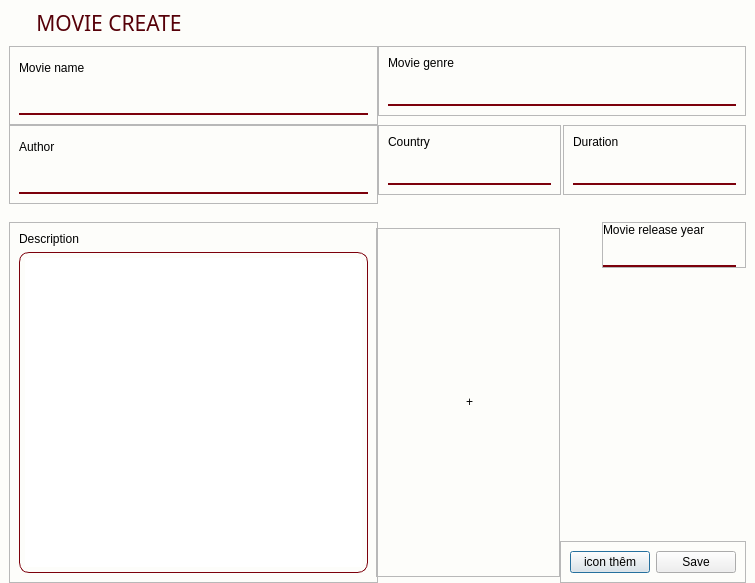
Qt form ui/admin/MovieCreate.ui (nhuanh1070/FinalProject) before a commit.
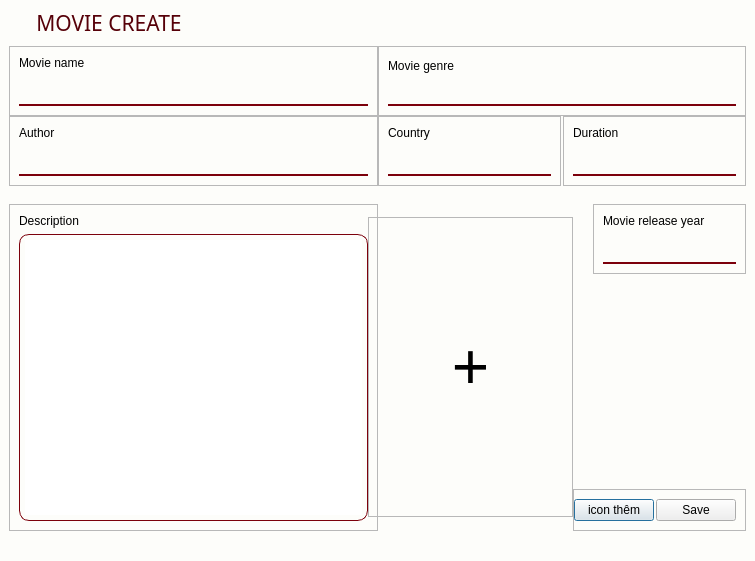
The same form after that commit.

Patch:
```diff
--- a/ui/admin/MovieCreate.ui
+++ b/ui/admin/MovieCreate.ui
@@ -7,7 +7,7 @@
     <x>0</x>
     <y>0</y>
     <width>755</width>
-    <height>583</height>
+    <height>561</height>
    </rect>
   </property>
   <property name="minimumSize">
@@ -252,6 +252,9 @@
                <enum>QFrame::Raised</enum>
               </property>
               <layout class="QVBoxLayout" name="verticalLayout_4">
+               <property name="spacing">
+                <number>0</number>
+               </property>
                <item>
                 <widget class="QLabel" name="label_3">
                  <property name="text">
@@ -275,11 +278,14 @@
                 <number>0</number>
                </property>
                <property name="topMargin">
-                <number>9</number>
+                <number>0</number>
                </property>
                <property name="rightMargin">
                 <number>0</number>
                </property>
+               <property name="bottomMargin">
+                <number>0</number>
+               </property>
                <item>
                 <widget class="QFrame" name="frame_6">
                  <property name="frameShape">
@@ -373,7 +379,7 @@
              <number>0</number>
             </property>
             <property name="bottomMargin">
-             <number>0</number>
+             <number>30</number>
             </property>
             <item alignment="Qt::AlignLeft">
              <widget class="QFrame" name="frame_4">
@@ -406,7 +412,7 @@
                <item>
                 <widget class="QTextEdit" name="textEditDescription">
                  <property name="styleSheet">
-                  <string notr="true">font: 10pt &quot;Cascadia Code&quot;;</string>
+                  <string notr="true">font: 12pt &quot;Microsoft YaHei UI&quot;;</string>
                  </property>
                 </widget>
                </item>
@@ -417,14 +423,14 @@
              <widget class="QFrame" name="frame_7">
               <property name="minimumSize">
                <size>
-                <width>184</width>
-                <height>349</height>
+                <width>205</width>
+                <height>300</height>
                </size>
               </property>
               <property name="maximumSize">
                <size>
-                <width>184</width>
-                <height>349</height>
+                <width>205</width>
+                <height>300</height>
                </size>
               </property>
               <property name="frameShape">
@@ -449,7 +455,7 @@
                <property name="bottomMargin">
                 <number>0</number>
                </property>
-               <item>
+               <item alignment="Qt::AlignHCenter">
                 <widget class="QLabel" name="labelImage">
                  <property name="minimumSize">
                   <size>
@@ -463,6 +469,15 @@
                    <height>280</height>
                   </size>
                  </property>
+                 <property name="font">
+                  <font>
+                   <family>MS Shell Dlg 2</family>
+                   <pointsize>48</pointsize>
+                   <weight>50</weight>
+                   <italic>false</italic>
+                   <bold>false</bold>
+                  </font>
+                 </property>
                  <property name="styleSheet">
                   <string notr="true">font: 48pt &quot;MS Shell Dlg 2&quot;;</string>
                  </property>
@@ -508,19 +523,19 @@
                  </property>
                  <layout class="QVBoxLayout" name="verticalLayout_14">
                   <property name="spacing">
-                   <number>0</number>
+                   <number>6</number>
                   </property>
                   <property name="leftMargin">
-                   <number>0</number>
+                   <number>9</number>
                   </property>
                   <property name="topMargin">
-                   <number>0</number>
+                   <number>9</number>
                   </property>
                   <property name="rightMargin">
                    <number>9</number>
                   </property>
                   <property name="bottomMargin">
-                   <number>0</number>
+                   <number>9</number>
                   </property>
                   <item>
                    <widget class="QLabel" name="label_8">
@@ -544,6 +559,12 @@
                   <enum>QFrame::Raised</enum>
                  </property>
                  <layout class="QHBoxLayout" name="horizontalLayout_4">
+                  <property name="spacing">
+                   <number>2</number>
+                  </property>
+                  <property name="leftMargin">
+                   <number>0</number>
+                  </property>
                   <item>
                    <widget class="QPushButton" name="pushButton_AddPoster">
                     <property name="text">
```
